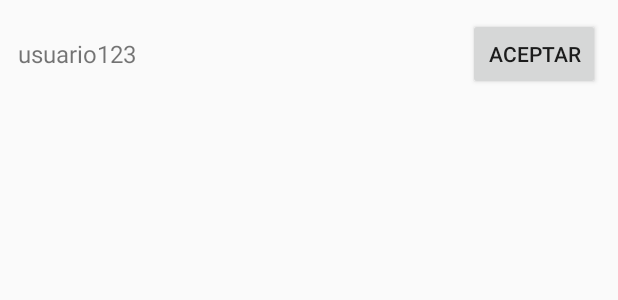
After one commit to LeoCaste/RedSegura, an Android app: the layout item_friend_request.xml on its own in the app's theme, with its tools: preview values and no code run, on a phone screen of 412 x 824 dp. The commit adds this screen. Shown: the top 300 px of the screen. Run offline under Robolectric (Android 15) with nearby library versions, the phone set to English and light mode, and no system bars.

Commit message:
Final final este si que si

```diff
--- /dev/null
+++ b/app/src/main/res/layout/item_friend_request.xml
@@ -0,0 +1,22 @@
+<?xml version="1.0" encoding="utf-8"?>
+<LinearLayout xmlns:android="http://schemas.android.com/apk/res/android"
+    android:layout_width="match_parent"
+    android:layout_height="wrap_content"
+    android:orientation="horizontal"
+    android:padding="12dp"
+    android:gravity="center_vertical">
+
+    <TextView
+        android:id="@+id/textUsername"
+        android:layout_width="0dp"
+        android:layout_weight="1"
+        android:layout_height="wrap_content"
+        android:text="@string/sample_username"
+        android:textSize="16sp" />
+
+    <Button
+        android:id="@+id/btnAccept"
+        android:layout_width="wrap_content"
+        android:layout_height="wrap_content"
+        android:text="@string/btn_accept" />
+</LinearLayout>
--- a/app/src/main/res/values/strings.xml
+++ b/app/src/main/res/values/strings.xml
@@ -1,3 +1,8 @@
 <resources>
     <string name="app_name">RedSegura</string>
+    <string name="friend_requests_title">Solicitudes de amistad</string>
+    <string name="tutorial_welcome_text">Bienvenido a RedSegura\n\nCon esta app puedes:\n✓ Enviar alertas geolocalizadas\n✓ Conectarte con vecinos\n✓ Ver actividad en tiempo real</string>
+    <string name="btn_continue">Continuar</string>
+    <string name="sample_username">usuario123</string>
+    <string name="btn_accept">Aceptar</string>
 </resources>
```
Also changed, not shown: app/src/main/AndroidManifest.xml (+11 -8 lines), app/src/main/java/com/redsegura/activities/LauncherActivity.java (added, +26 -0 lines), app/src/main/java/com/redsegura/activities/TutorialActivity.java (added, +30 -0 lines), app/src/main/res/layout/activity_friend_requests.xml (added, +23 -0 lines), app/src/main/res/layout/activity_tutorial.xml (added, +26 -0 lines).
